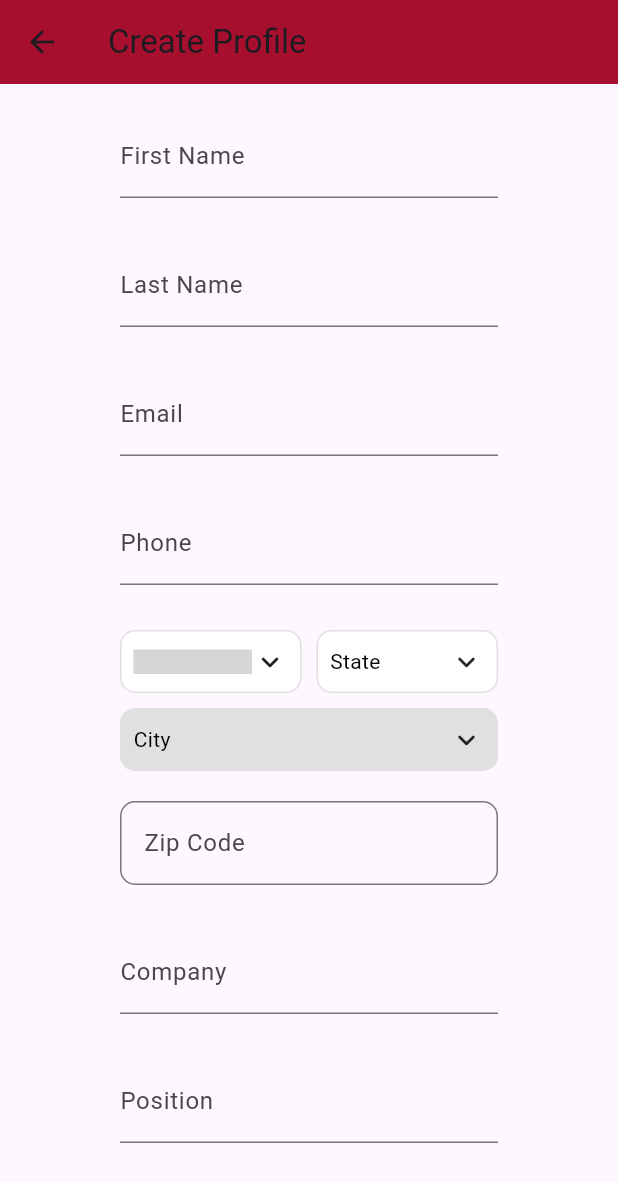
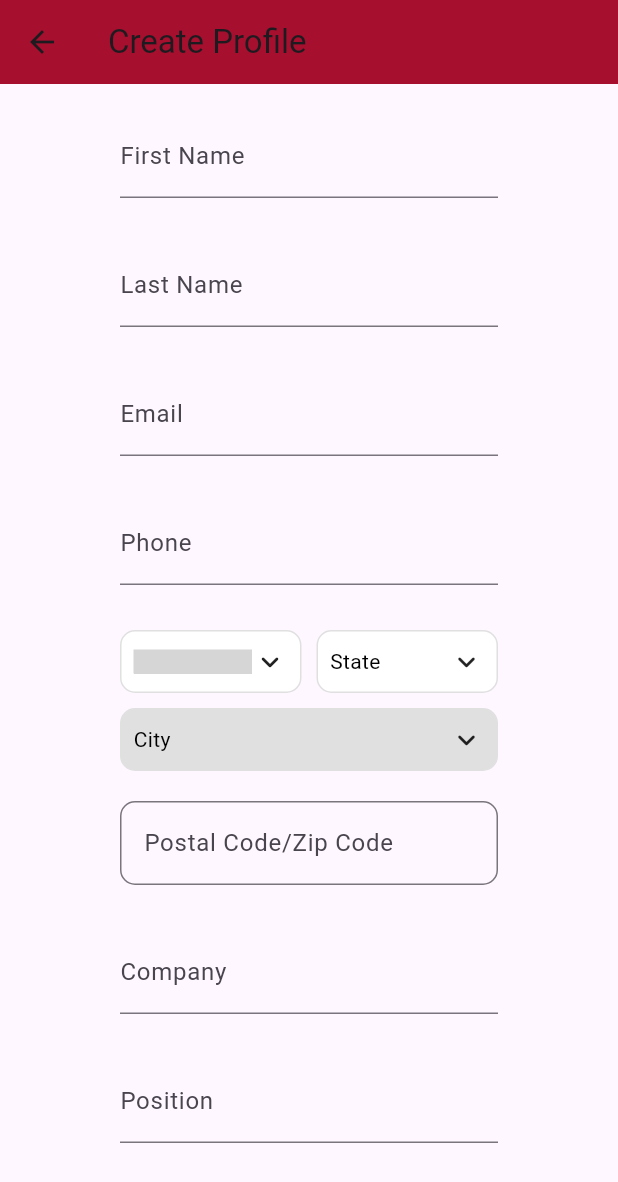
Before and after one commit to WSUCptSCapstone-F23-S24/gcisl-fullstackapp, a Flutter app: the ProfilePage1 screen opened directly, after a tap on "Edit Profile", on a phone screen of 412 x 824 dp. Shown: the top 1182 px of the screen. Run offline on Flutter 3.47's test engine with Material 3 defaults, Android fonts, the phone set to English and light mode, and no system bars; drawn by our look-alikes of csc_picker; our stand-ins replace emoji_picker_flutter, firebase_auth, firebase_core, firebase_database, firebase_storage, geocoding and 3 more; missing offline and left inert: dart:html, dart:js_interop, geocode, google_maps_webservice; accounts and stored records are empty; grey boxes are pictures that could not be loaded.

Commit message:
Fixed postal codes not working for many countries outside of the united states

```diff
--- a/lib/pages/profile.dart
+++ b/lib/pages/profile.dart
@@ -424,22 +424,22 @@ class _ProfilePageState extends State<ProfilePage> {
                 const SizedBox(height: 20.0),
                 TextFormField(
                   decoration: InputDecoration(
-                    labelText: 'Zip Code',
+                    labelText: 'Postal Code/Zip Code',
                     border: OutlineInputBorder(
                       borderRadius: BorderRadius.circular(10),
                       borderSide: BorderSide(color: Colors.grey.shade300),
                     ),
                   ),
                   controller: _zipcodeController,
-                  keyboardType: TextInputType.number,
-                  inputFormatters: [FilteringTextInputFormatter.digitsOnly],
+                  // keyboardType: TextInputType.number,
+                  // inputFormatters: [FilteringTextInputFormatter.digitsOnly],
                   validator: (value) {
                     if (value == null || value.isEmpty) {
                       return 'Please enter a zip code';
                     }
-                    if (value.length != 5) {
-                      return 'Zip code must be 5 digits';
-                    }
+                    // if (value.length != 5) {
+                    //   return 'Zip code must be 5 digits';
+                    // }
                     return null;
                   },
                   onSaved: (value) {
--- a/lib/pages/public_profile.dart
+++ b/lib/pages/public_profile.dart
@@ -60,7 +60,6 @@ class _ProfilePage1State extends State<ProfilePage1> {
   TextEditingController _companyPositionController = TextEditingController();
   TextEditingController _countryAddressController = TextEditingController();
   TextEditingController _userBioController = TextEditingController();
-
 
   DatabaseReference ref = FirebaseDatabase.instance.ref("users");
 
@@ -137,8 +136,7 @@ DatabaseReference ref = FirebaseDatabase.instance.ref("users");
                       element.child("last name").value.toString();
               _companyPositionController.text =
                   element.child("position").value.toString();
-                  _phoneController.text =
-                      element.child("phone").value.toString();
+              _phoneController.text = element.child("phone").value.toString();
               _zipcodeController.text =
                   element.child("zip address").value.toString();
               _companyController.text =
@@ -149,8 +147,7 @@ DatabaseReference ref = FirebaseDatabase.instance.ref("users");
                   element.child("country address").value.toString();
               _profilePictureUrl =
                   element.child("profile picture").value.toString();
-                  _emailController.text =
-                      element.child("email").value.toString();
+              _emailController.text = element.child("email").value.toString();
               var bioSnapshot = element.child("bio");
               if (bioSnapshot.exists) {
                 _userBioController.text = bioSnapshot.value.toString();
@@ -162,21 +159,17 @@ DatabaseReference ref = FirebaseDatabase.instance.ref("users");
         }));
   }
 
-
-  void _setUserBio(String bio)
-  {
-    if(emailHash == null)
-    {
+  void _setUserBio(String bio) {
+    if (emailHash == null) {
       return;
     }
-    if(bio.length > 500)
-    {
-      bio = bio.substring(0,500);
+    if (bio.length > 500) {
+      bio = bio.substring(0, 500);
     }
-    ref.child(emailHash!).update({"bio" : bio});
+    ref.child(emailHash!).update({"bio": bio});
   }
-  void getInitials()
-  {
+
+  void getInitials() {
     // Gets the initials of the users name
     String fullName = _nameController.text;
     print("fullName: " + fullName);
@@ -210,11 +203,10 @@ DatabaseReference ref = FirebaseDatabase.instance.ref("users");
     getInitials();
 
     return Scaffold(
-  body: Padding(
+        body: SingleChildScrollView(
+      child: Padding(
         padding: const EdgeInsets.all(20.0),
-    child:
-    Column(
-    children:[
+        child: Column(children: [
           if (widget.isOtherPage)
             Row(
               children: [
@@ -232,16 +224,13 @@ DatabaseReference ref = FirebaseDatabase.instance.ref("users");
               ],
             ),
           const SizedBox(height: 20),
-      Container
-      (
+          Container(
             height: 300,
-      decoration: BoxDecoration
-      (
+            decoration: BoxDecoration(
               color: Colors.grey[200],
               borderRadius: BorderRadius.circular(20.0),
             ),
-      child: Row
-      (
+            child: Row(
               crossAxisAlignment: CrossAxisAlignment.stretch,
               children: [
                 Expanded(
@@ -255,12 +244,14 @@ DatabaseReference ref = FirebaseDatabase.instance.ref("users");
                               backgroundColor: Palette.ktoCrimson,
                               child: Text(
                                 initials,
-                          style: TextStyle(fontSize: 50, color: Colors.white),
+                                style: TextStyle(
+                                    fontSize: 50, color: Colors.white),
                               ),
                               radius: 100,
                             )
                           : CircleAvatar(
-                        backgroundImage: NetworkImage(_profilePictureUrl!),
+                              backgroundImage:
+                                  NetworkImage(_profilePictureUrl!),
                               radius: 100,
                             ),
                       SizedBox(
@@ -278,21 +269,15 @@ DatabaseReference ref = FirebaseDatabase.instance.ref("users");
                 ),
                 Expanded(
                   flex: 2,
-            child: Padding
-            (
-              padding: const EdgeInsets.fromLTRB(0,20,20,0),
-              child:
-              Column
-              (
+                  child: Padding(
+                    padding: const EdgeInsets.fromLTRB(0, 20, 20, 0),
+                    child: Column(
                       crossAxisAlignment: CrossAxisAlignment.start,
                       children: [
                         Column(
                           crossAxisAlignment: CrossAxisAlignment.start,
                           children: [
-                      Row
-                      (
-                        children:
-                        [
+                            Row(children: [
                               Text(
                                 _nameController.text,
                                 style: TextStyle(
@@ -303,34 +288,38 @@ DatabaseReference ref = FirebaseDatabase.instance.ref("users");
                               ),
                               Spacer(),
                               if (isCurrentUserProfile)
-                            ElevatedButton
-                            (
-                                onPressed: () {
-                                  Navigator.push(
-                                  context,
-                                  MaterialPageRoute(builder: (context) => ProfilePage()));
-                                },
-                                child: Text('Edit Profile',style: TextStyle(color: Colors.white),),
-                                style:ElevatedButton.styleFrom(backgroundColor: Palette.ktoCrimson,)
-
-                            )
-                          else
-                          ElevatedButton
-                            (
+                                ElevatedButton(
                                     onPressed: () {
                                       Navigator.push(
                                           context,
                                           MaterialPageRoute(
                                               builder: (context) =>
-                                          ChatPage(widget.emailHashString)));
+                                                  ProfilePage()));
                                     },
-                                child: Text('Message User',style: TextStyle(color: Colors.white),),
-                                style:ElevatedButton.styleFrom(backgroundColor: Palette.ktoCrimson,)
-
-                            )
-
-                        ]
+                                    child: Text(
+                                      'Edit Profile',
+                                      style: TextStyle(color: Colors.white),
                                     ),
+                                    style: ElevatedButton.styleFrom(
+                                      backgroundColor: Palette.ktoCrimson,
+                                    ))
+                              else
+                                ElevatedButton(
+                                    onPressed: () {
+                                      Navigator.push(
+                                          context,
+                                          MaterialPageRoute(
+                                              builder: (context) => ChatPage(
+                                                  widget.emailHashString)));
+                                    },
+                                    child: Text(
+                                      'Message User',
+                                      style: TextStyle(color: Colors.white),
+                                    ),
+                                    style: ElevatedButton.styleFrom(
+                                      backgroundColor: Palette.ktoCrimson,
+                                    ))
+                            ]),
                             Text(
                               "${_companyController.text} - ${_companyPositionController.text}",
                               style: TextStyle(
@@ -362,57 +351,47 @@ DatabaseReference ref = FirebaseDatabase.instance.ref("users");
                     ),
                   ),
                 ),
-          Expanded
-          (
+                Expanded(
                   flex: 2,
-            child:
-            Padding
-            (
-              padding: const EdgeInsets.fromLTRB(0,30,20,0),
-              child:
-              Column
-              (
+                  child: Padding(
+                    padding: const EdgeInsets.fromLTRB(0, 30, 20, 0),
+                    child: Column(
                       crossAxisAlignment: CrossAxisAlignment.start,
-                children:
-                [
-                  Row
-                  (
-                    children:
-                    [
-                      Text
-                      (
+                      children: [
+                        Row(children: [
+                          Text(
                             "Bio",
-                        style: TextStyle
-                        (
+                            style: TextStyle(
                               fontSize: 20,
                               fontWeight: FontWeight.bold,
                               color: Colors.black,
                             ),
                           ),
                           Spacer(),
-                      if(isCurrentUserProfile)
-                        ElevatedButton
-                        (
+                          if (isCurrentUserProfile)
+                            ElevatedButton(
                                 onPressed: () {
                                   _setUserBio(_userBioController.text);
                                 },
-                            child: Text('Update Bio',style: TextStyle(color: Colors.white),),
-                            style:ElevatedButton.styleFrom(backgroundColor: Palette.ktoCrimson,)
+                                child: Text(
+                                  'Update Bio',
+                                  style: TextStyle(color: Colors.white),
                                 ),
-                    ]
-                  ),
+                                style: ElevatedButton.styleFrom(
+                                  backgroundColor: Palette.ktoCrimson,
+                                )),
+                        ]),
                         SizedBox(height: 10),
-                  Expanded
-                  (
-                    child: TextFormField
-                    (
-                      initialValue: _userBioController.text,
+                        Expanded(
+                          child: TextFormField(
+                            // initialValue: _userBioController.text,
                             controller: _userBioController,
                             maxLines: null,
                             readOnly: !isCurrentUserProfile,
-                      decoration: InputDecoration
-                      (
-                          hintText: isCurrentUserProfile ? "Enter your bio..." : "This user has not entered a bio yet",
+                            decoration: InputDecoration(
+                              hintText: isCurrentUserProfile
+                                  ? "Enter your bio..."
+                                  : "This user has not entered a bio yet",
                               border: OutlineInputBorder(),
                             ),
                           ),
@@ -428,13 +407,11 @@ DatabaseReference ref = FirebaseDatabase.instance.ref("users");
             ),
           ),
           PostPortion(widget.emailHashString!),
-    ]
+        ]),
       ),
-  )
-);
+    ));
   }
 }
-
 
 class _ProfileInfoRow extends StatefulWidget {
   TextEditingController companyPositionController = TextEditingController();
@@ -641,7 +618,6 @@ class _PostPortionState extends State<PostPortion> {
             const SizedBox(
               height: 16,
             ),
-
             const SizedBox(
               height: 16,
             ),
```
Also changed, not shown: lib/pages/register.dart (+7 -6 lines). Lines whose indentation alone changed are shown as unchanged.
